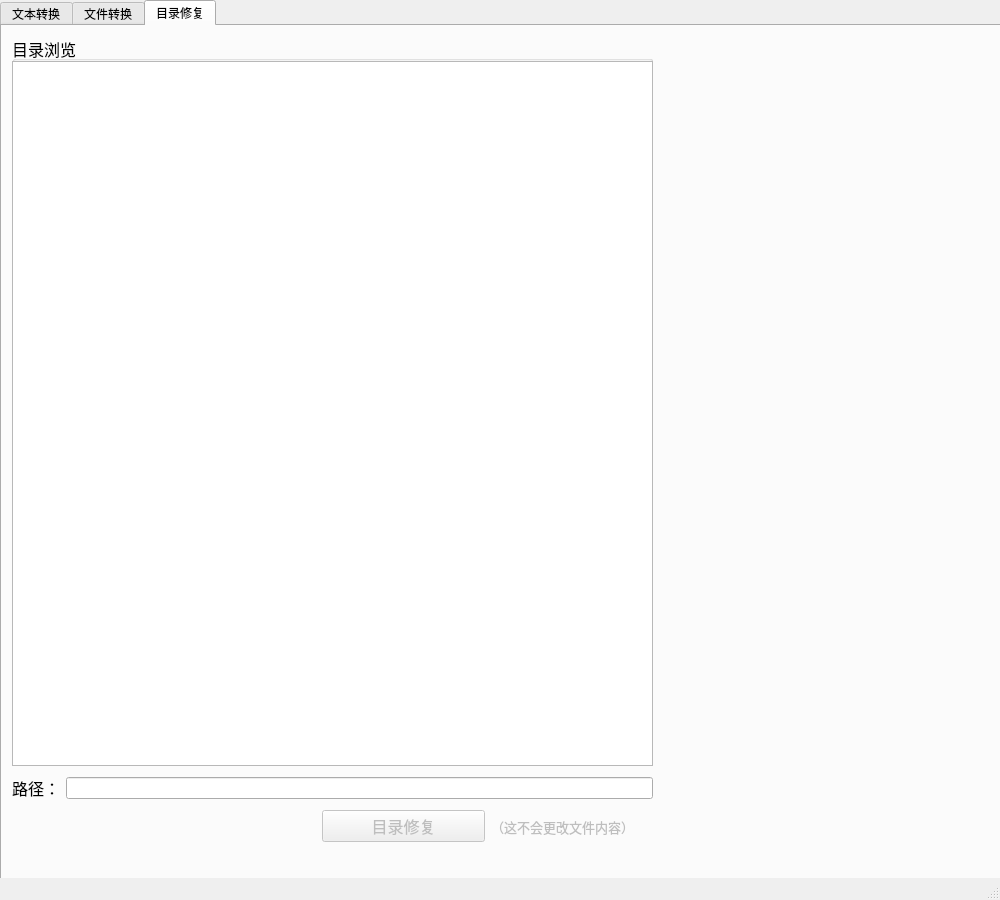
Old version of the form mainwindow.ui in the repository Libra1107/DisorderCodeDealer.
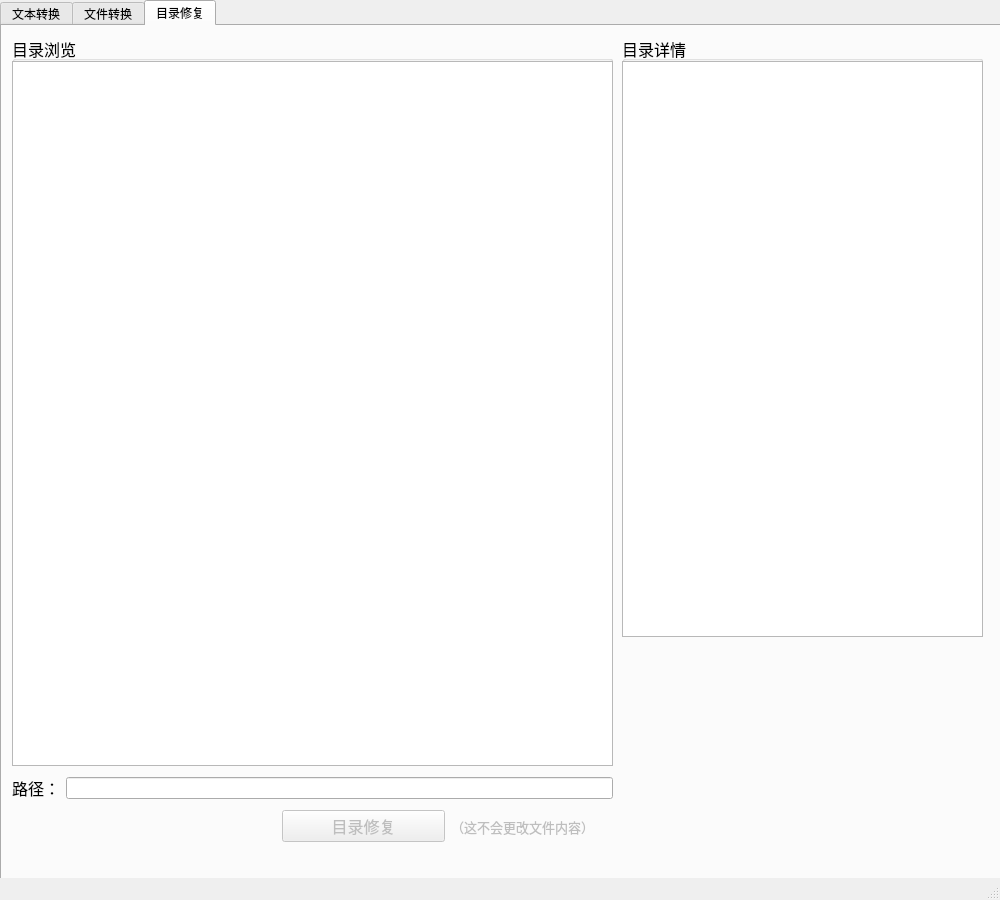
New version of the form. The open tabs and pages were chosen to show the change.

```diff
--- a/mainwindow.ui
+++ b/mainwindow.ui
@@ -319,7 +319,7 @@
        <rect>
         <x>10</x>
         <y>10</y>
-        <width>641</width>
+        <width>601</width>
         <height>730</height>
        </rect>
       </property>
@@ -336,7 +336,7 @@
         <rect>
          <x>0</x>
          <y>25</y>
-         <width>641</width>
+         <width>601</width>
          <height>705</height>
         </rect>
        </property>
@@ -350,7 +350,7 @@
        <rect>
         <x>10</x>
         <y>750</y>
-        <width>641</width>
+        <width>601</width>
         <height>24</height>
        </rect>
       </property>
@@ -375,7 +375,7 @@
      <widget class="QWidget" name="layoutWidget_3">
       <property name="geometry">
        <rect>
-        <x>320</x>
+        <x>280</x>
         <y>780</y>
         <width>331</width>
         <height>41</height>
@@ -414,6 +414,37 @@
        </item>
       </layout>
      </widget>
+     <widget class="QGroupBox" name="expandGroup">
+      <property name="geometry">
+       <rect>
+        <x>620</x>
+        <y>10</y>
+        <width>361</width>
+        <height>601</height>
+       </rect>
+      </property>
+      <property name="font">
+       <font>
+        <pointsize>12</pointsize>
+       </font>
+      </property>
+      <property name="title">
+       <string>目录详情</string>
+      </property>
+      <widget class="QTreeView" name="folderExpand">
+       <property name="geometry">
+        <rect>
+         <x>0</x>
+         <y>25</y>
+         <width>361</width>
+         <height>576</height>
+        </rect>
+       </property>
+       <property name="sortingEnabled">
+        <bool>true</bool>
+       </property>
+      </widget>
+     </widget>
     </widget>
    </widget>
   </widget>
```
Left out of the diff: 2 changed lines with no effect on the pictures.
